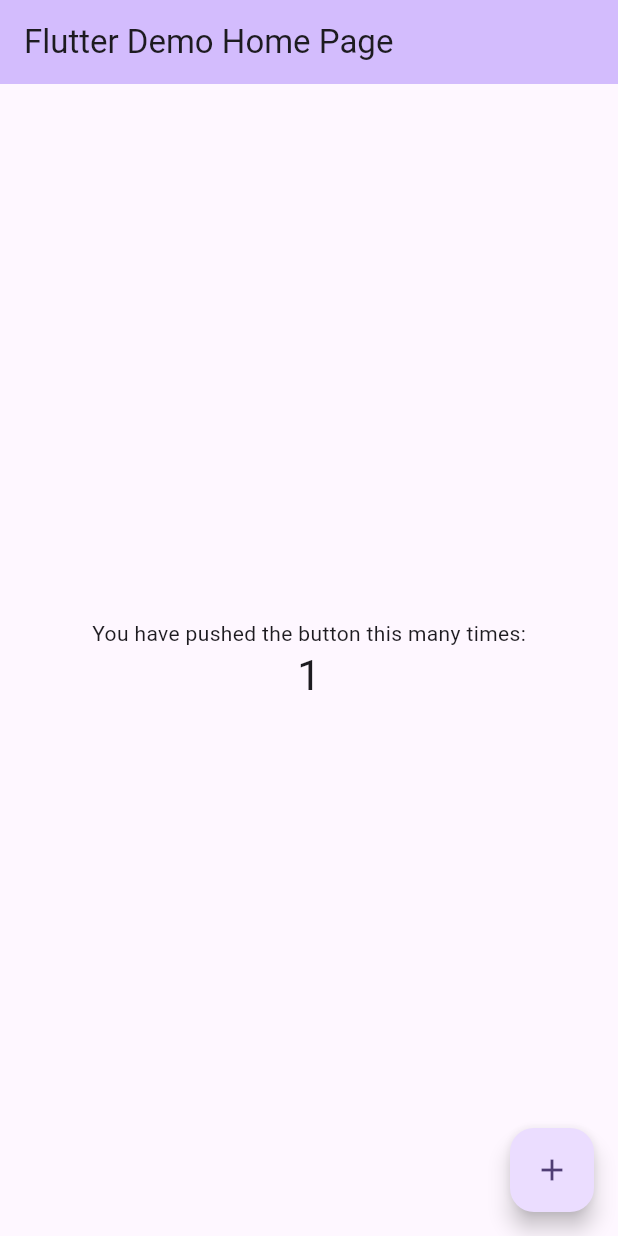
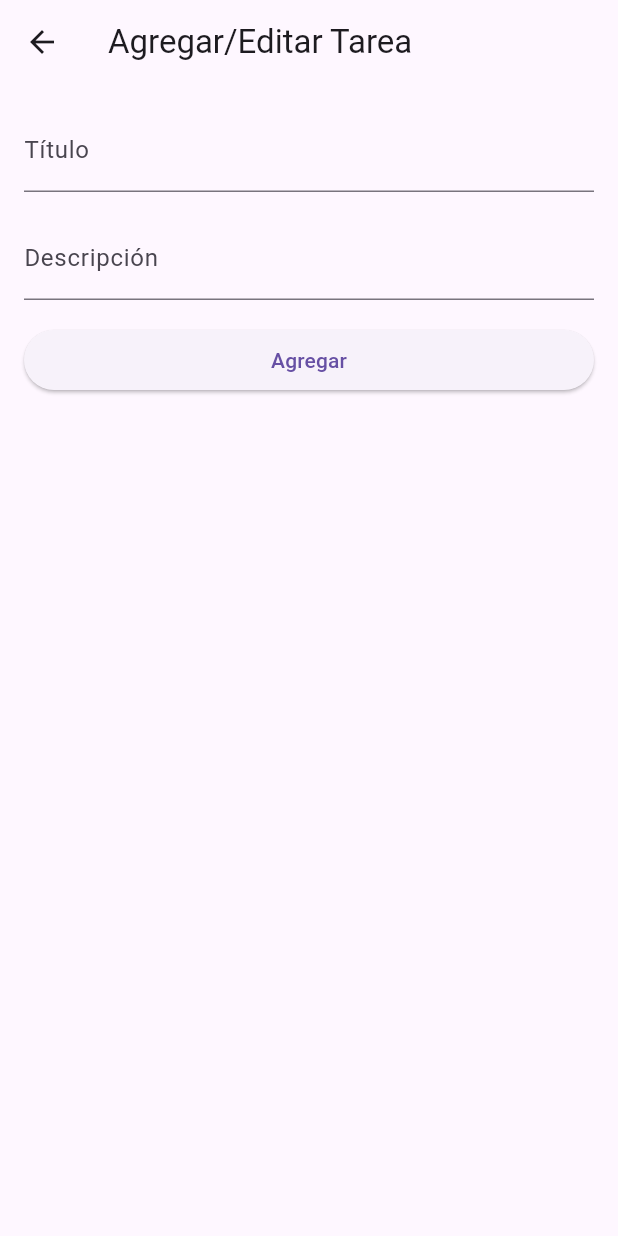
Before and after one commit to kevinPomna/examen_parcial_2, a Flutter app: the screen it shows after launch, after a tap on the "add" icon, on a phone screen of 412 x 824 dp. Run offline on Flutter 3.47's test engine with Material 3 defaults, Android fonts, the phone set to English and light mode, and no system bars.

Commit message:
cambios hecho en el yaml

```diff
--- a/lib/main.dart
+++ b/lib/main.dart
@@ -1,125 +1,146 @@
 import 'package:flutter/material.dart';
+import 'package:provider/provider.dart';
 
 void main() {
-  runApp(const MyApp());
+  runApp(MyApp());
 }
 
 class MyApp extends StatelessWidget {
-  const MyApp({super.key});
-
-  // This widget is the root of your application.
   @override
   Widget build(BuildContext context) {
-    return MaterialApp(
-      title: 'Flutter Demo',
-      theme: ThemeData(
-        // This is the theme of your application.
-        //
-        // TRY THIS: Try running your application with "flutter run". You'll see
-        // the application has a blue toolbar. Then, without quitting the app,
-        // try changing the seedColor in the colorScheme below to Colors.green
-        // and then invoke "hot reload" (save your changes or press the "hot
-        // reload" button in a Flutter-supported IDE, or press "r" if you used
-        // the command line to start the app).
-        //
-        // Notice that the counter didn't reset back to zero; the application
-        // state is not lost during the reload. To reset the state, use hot
-        // restart instead.
-        //
-        // This works for code too, not just values: Most code changes can be
-        // tested with just a hot reload.
-        colorScheme: ColorScheme.fromSeed(seedColor: Colors.deepPurple),
-        useMaterial3: true,
+    return ChangeNotifierProvider(
+      create: (context) => TaskList(),
+      child: MaterialApp(
+        title: 'Lista de Tareas',
+        theme: ThemeData(
+          primarySwatch: Colors.blue,
+        ),
+        home: TaskListScreen(),
       ),
-      home: const MyHomePage(title: 'Flutter Demo Home Page'),
     );
   }
 }
 
-class MyHomePage extends StatefulWidget {
-  const MyHomePage({super.key, required this.title});
-
-  // This widget is the home page of your application. It is stateful, meaning
-  // that it has a State object (defined below) that contains fields that affect
-  // how it looks.
-
-  // This class is the configuration for the state. It holds the values (in this
-  // case the title) provided by the parent (in this case the App widget) and
-  // used by the build method of the State. Fields in a Widget subclass are
-  // always marked "final".
-
-  final String title;
-
+class TaskListScreen extends StatelessWidget {
   @override
-  State<MyHomePage> createState() => _MyHomePageState();
+  Widget build(BuildContext context) {
+    return Scaffold(
+      appBar: AppBar(
+        title: Text('Lista de Tareas'),
+      ),
+      body: Consumer<TaskList>(
+        builder: (context, taskList, child) {
+          return ListView.builder(
+            itemCount: taskList.tasks.length,
+            itemBuilder: (context, index) {
+              final task = taskList.tasks[index];
+              return ListTile(
+                title: Text(task.title),
+                subtitle: Text(task.description),
+                trailing: Checkbox(
+                  value: task.completed,
+                  onChanged: (value) {
+                    taskList.toggleTaskCompletion(index);
+                  },
+                ),
+                onLongPress: () {
+                  taskList.removeTask(index);
+                },
+              );
+            },
+          );
+        },
+      ),
+      floatingActionButton: FloatingActionButton(
+        onPressed: () {
+          Navigator.push(
+            context,
+            MaterialPageRoute(builder: (context) => AddEditTaskScreen()),
+          );
+        },
+        child: Icon(Icons.add),
+      ),
+    );
+  }
 }
 
-class _MyHomePageState extends State<MyHomePage> {
-  int _counter = 0;
-
-  void _incrementCounter() {
-    setState(() {
-      // This call to setState tells the Flutter framework that something has
-      // changed in this State, which causes it to rerun the build method below
-      // so that the display can reflect the updated values. If we changed
-      // _counter without calling setState(), then the build method would not be
-      // called again, and so nothing would appear to happen.
-      _counter++;
-    });
-  }
+class AddEditTaskScreen extends StatelessWidget {
+  final TextEditingController titleController = TextEditingController();
+  final TextEditingController descriptionController = TextEditingController();
 
   @override
   Widget build(BuildContext context) {
-    // This method is rerun every time setState is called, for instance as done
-    // by the _incrementCounter method above.
-    //
-    // The Flutter framework has been optimized to make rerunning build methods
-    // fast, so that you can just rebuild anything that needs updating rather
-    // than having to individually change instances of widgets.
     return Scaffold(
       appBar: AppBar(
-        // TRY THIS: Try changing the color here to a specific color (to
-        // Colors.amber, perhaps?) and trigger a hot reload to see the AppBar
-        // change color while the other colors stay the same.
-        backgroundColor: Theme.of(context).colorScheme.inversePrimary,
-        // Here we take the value from the MyHomePage object that was created by
-        // the App.build method, and use it to set our appbar title.
-        title: Text(widget.title),
+        title: Text('Agregar/Editar Tarea'),
       ),
-      body: Center(
-        // Center is a layout widget. It takes a single child and positions it
-        // in the middle of the parent.
+      body: Padding(
+        padding: const EdgeInsets.all(16.0),
         child: Column(
-          // Column is also a layout widget. It takes a list of children and
-          // arranges them vertically. By default, it sizes itself to fit its
-          // children horizontally, and tries to be as tall as its parent.
-          //
-          // Column has various properties to control how it sizes itself and
-          // how it positions its children. Here we use mainAxisAlignment to
-          // center the children vertically; the main axis here is the vertical
-          // axis because Columns are vertical (the cross axis would be
-          // horizontal).
-          //
-          // TRY THIS: Invoke "debug painting" (choose the "Toggle Debug Paint"
-          // action in the IDE, or press "p" in the console), to see the
-          // wireframe for each widget.
-          mainAxisAlignment: MainAxisAlignment.center,
-          children: <Widget>[
-            const Text(
-              'You have pushed the button this many times:',
+          crossAxisAlignment: CrossAxisAlignment.stretch,
+          children: [
+            TextField(
+              controller: titleController,
+              decoration: InputDecoration(
+                labelText: 'Título',
+              ),
             ),
-            Text(
-              '$_counter',
-              style: Theme.of(context).textTheme.headlineMedium,
+            SizedBox(height: 16.0),
+            TextField(
+              controller: descriptionController,
+              decoration: InputDecoration(
+                labelText: 'Descripción',
+              ),
+            ),
+            SizedBox(height: 16.0),
+            ElevatedButton(
+              onPressed: () {
+                final title = titleController.text;
+                final description = descriptionController.text;
+                if (title.isNotEmpty) {
+                  Provider.of<TaskList>(context, listen: false)
+                      .addTask(Task(title: title, description: description));
+                  Navigator.pop(context);
+                }
+              },
+              child: Text('Agregar'),
             ),
           ],
         ),
       ),
-      floatingActionButton: FloatingActionButton(
-        onPressed: _incrementCounter,
-        tooltip: 'Increment',
-        child: const Icon(Icons.add),
-      ), // This trailing comma makes auto-formatting nicer for build methods.
     );
   }
 }
+
+class Task {
+  final String title;
+  final String description;
+  bool completed;
+
+  Task({
+    required this.title,
+    required this.description,
+    this.completed = false,
+  });
+}
+
+class TaskList extends ChangeNotifier {
+  List<Task> _tasks = [];
+
+  List<Task> get tasks => _tasks;
+
+  void addTask(Task task) {
+    _tasks.add(task);
+    notifyListeners();
+  }
+
+  void toggleTaskCompletion(int index) {
+    _tasks[index].completed = !_tasks[index].completed;
+    notifyListeners();
+  }
+
+  void removeTask(int index) {
+    _tasks.removeAt(index);
+    notifyListeners();
+  }
+}
```
Also changed, not shown: pubspec.yaml (+1 -12 lines), pubspec.lock.
